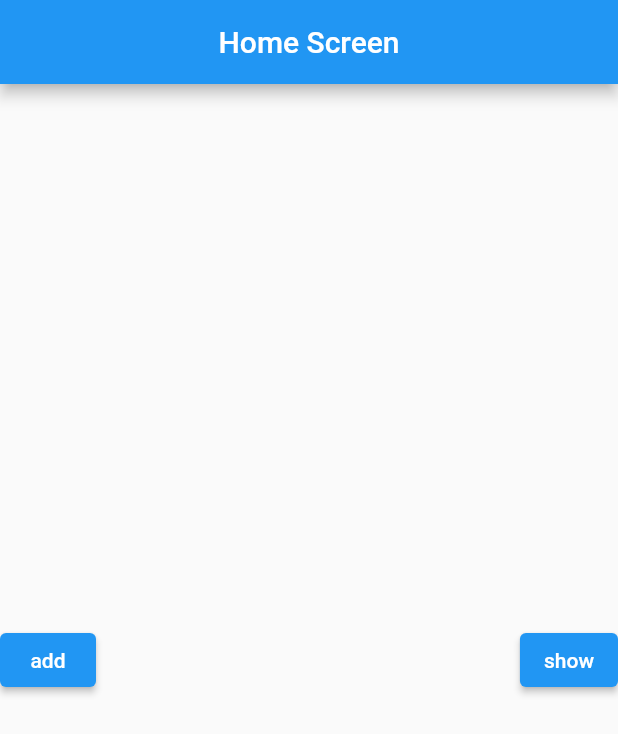
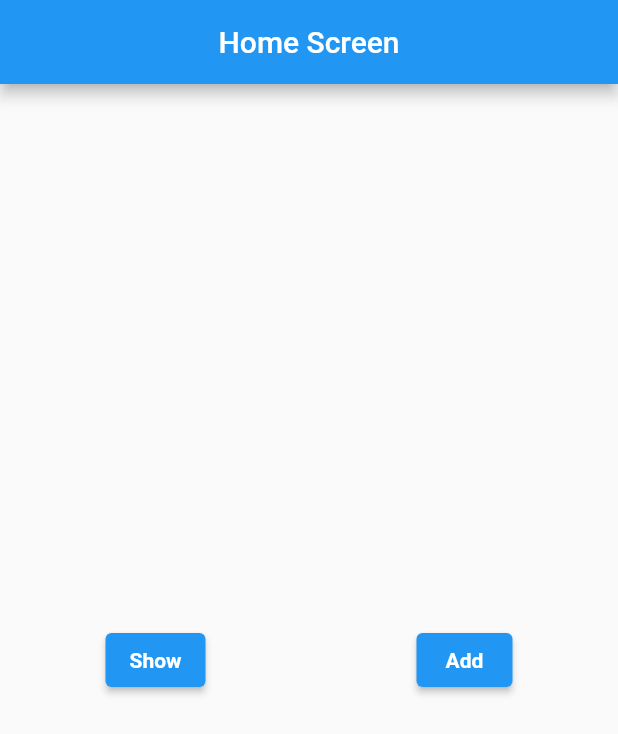
Before and after one commit to MDawoud-Mob/Notes_App, a Flutter app: the screen it shows after launch, on a phone screen of 412 x 824 dp. Shown: the top 734 px of the screen. Run offline on Flutter 3.47's test engine with Material 2 defaults, Android fonts, the phone set to English and light mode, and no system bars; our stand-ins replace image_picker, sqflite; accounts and stored records are empty.

```diff
--- a/lib/main.dart
+++ b/lib/main.dart
@@ -1,4 +1,6 @@
 import 'package:flutter/material.dart';
+import 'package:provider/provider.dart';
+import 'package:sqlite/provider/my_provider.dart';
 
 import 'screen/home.dart';
 
@@ -12,13 +14,17 @@ class MyApp extends StatelessWidget {
   // This widget is the root of your application.
   @override
   Widget build(BuildContext context) {
-    return MaterialApp(
-      title: 'Flutter Demo',
-      theme: ThemeData(
+    return ChangeNotifierProvider(
+      create: (_)=>MyProvider(),
+      child: MaterialApp(
+        debugShowCheckedModeBanner: false,
+        title: 'Flutter Demo',
+        theme: ThemeData(
 
-        primarySwatch: Colors.blue,
+          primarySwatch: Colors.blue,
+        ),
+        home:const Home(),
       ),
-      home: Home(),
     );
   }
 }
--- /dev/null
+++ b/lib/model/items.dart
@@ -0,0 +1,24 @@
+class Items {
+   int? _id;
+   String? _group;
+   String? _type;
+   int? _selling;
+   int? _buying;
+  Items.init();
+  Items(dynamic obj){
+      _id = obj['id'];
+      _group = obj['group'];
+    _type = obj['type'];
+    _selling = obj['selling'];
+    _buying = obj['buying'];
+
+  }
+    Map<String, dynamic> toMap() =>
+     {'id' : _id,'group' : _group,'type' : _type, 'selling' : _selling,'buying':_buying};
+    int? get id => _id;
+    String? get group => _group;
+    String? get type=> _type;
+      int? get selling => _selling;
+  int? get buying => _buying;
+
+}
--- /dev/null
+++ b/lib/provider/my_provider.dart
@@ -0,0 +1,45 @@
+import 'package:flutter/material.dart';
+import 'package:sqlite/model/items.dart';
+import '../sqlite/dbhelper.dart';
+
+
+class MyProvider extends ChangeNotifier {
+
+   final DbHelper _helper  = DbHelper();
+   var allCourses = [];
+   var filteredCourse = [];
+  Items _items =  Items.init();
+
+
+  Items get items => _items;
+
+  void setCourse(  Items items ){
+    _items = items;
+  }
+
+  void getCourses() {
+     _helper.allCourses().then((itemss){
+         allCourses = itemss;
+         filteredCourse = allCourses;
+     });
+     notifyListeners();
+   }
+
+
+   Future<int> deleteCourse(int id) async{
+     return await _helper.delete(id);
+   }
+
+   Future<int> updateCourse(Items items) async{
+     return await  _helper.courseUpdate(items);
+   }
+
+
+   Future<int> insertCourse(Items items) async{
+      return await _helper.createCourse(items);
+   }
+
+
+
+
+}
--- a/lib/screen/home.dart
+++ b/lib/screen/home.dart
@@ -1,6 +1,6 @@
 import 'package:flutter/material.dart';
-import 'package:flutter/src/widgets/framework.dart';
-import 'package:flutter/src/widgets/placeholder.dart';
+
+import 'package:sqlite/screen/add.dart';
 
 class Home extends StatefulWidget {
   const Home({super.key});
@@ -10,22 +10,37 @@ class Home extends StatefulWidget {
 }
 
 class _HomeState extends State<Home> {
+
   @override
   Widget build(BuildContext context) {
     return Scaffold(
       appBar: AppBar(
-      centerTitle: true,
-      title: Text('Home Screen'),
+        centerTitle: true,
+        title: const Text('Home Screen'),
       ),
       body: Column(
         mainAxisAlignment: MainAxisAlignment.center,
         children: [
           Row(
-            mainAxisAlignment: MainAxisAlignment.spaceBetween,
+            mainAxisAlignment: MainAxisAlignment.spaceAround,
             children: [
-            ElevatedButton(onPressed: (){}, child: Text('add',)),
-            ElevatedButton(onPressed: (){}, child: Text('show')),
-          ],)
+              ElevatedButton(
+                  onPressed: () {
+
+                  },
+                  child:const Text(
+                    'Show',
+                    style: TextStyle(fontWeight: FontWeight.bold),
+                  )),
+              ElevatedButton(
+                  onPressed: () {
+                    Navigator.push(context,
+                        MaterialPageRoute(builder: (context) =>   Add()));
+                  },
+                  child:const Text('Add',
+                      style: TextStyle(fontWeight: FontWeight.bold))),
+            ],
+          )
         ],
       ),
     );
--- a/pubspec.yaml
+++ b/pubspec.yaml
@@ -35,6 +35,10 @@ dependencies:
   # The following adds the Cupertino Icons font to your application.
   # Use with the CupertinoIcons class for iOS style icons.
   cupertino_icons: ^1.0.2
+  image_picker: ^0.8.7+1
+  sqflite: ^2.2.6
+  path: ^1.8.2
+  provider: ^6.0.5
 
 dev_dependencies:
   flutter_test:
```
Also changed, not shown: lib/screen/add.dart (added, +250 -0 lines), lib/screen/show.dart (added, +46 -0 lines), lib/shared/custom_textfield.dart (+37 -0 lines), lib/sqlite/dbhelper.dart (added, +53 -0 lines), pubspec.lock, 2 other files.
